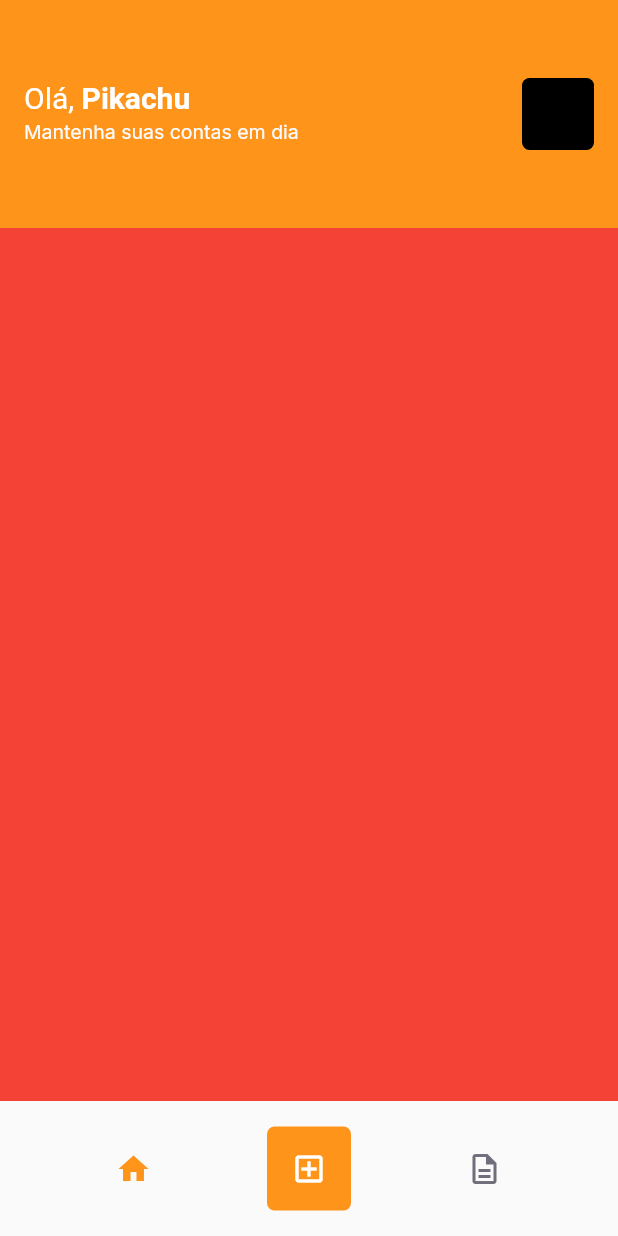
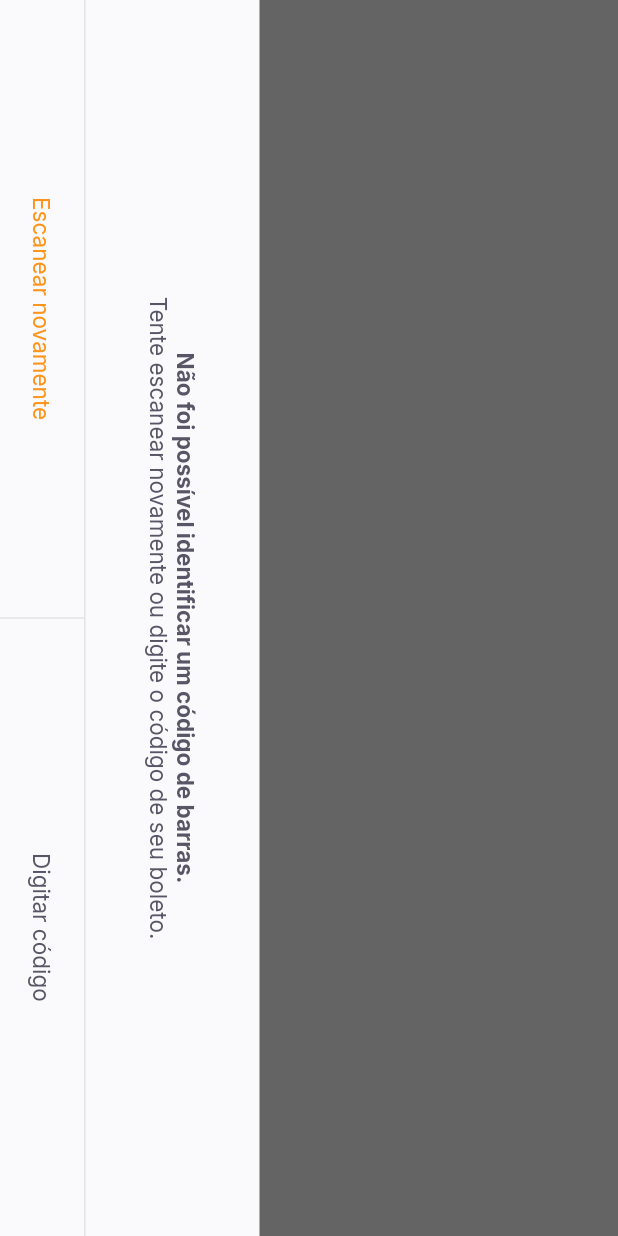
Before and after one commit to MahatKC/NLWTogetherFlutterProject, a Flutter app: the HomePage screen opened by its route, after a tap on the "add box" icon, on a phone screen of 412 x 824 dp. Run offline on Flutter 3.47's test engine with Material 2 defaults, Android fonts, the phone set to English and light mode, and no system bars; our stand-ins replace firebase_core, google_fonts, google_sign_in, shared_preferences; accounts and stored records are empty.

Commit message:
barcode scanner page

```diff
--- a/payflow/lib/app_widget.dart
+++ b/payflow/lib/app_widget.dart
@@ -1,15 +1,26 @@
 import 'package:flutter/material.dart';
+import 'package:flutter/services.dart';
+import 'package:payflow/modules/barcode_scanner/barcode_scanner_page.dart';
 import 'package:payflow/modules/home/home_page.dart';
 import 'package:payflow/modules/splash/splash_page.dart';
 import 'package:payflow/shared/themes/app_colors.dart';
 import 'modules/login/login_page.dart';
 
 class AppWidget extends StatelessWidget {
+
+  AppWidget(){
+    SystemChrome.setPreferredOrientations([
+      DeviceOrientation.portraitDown,
+      DeviceOrientation.portraitUp
+    ]);
+  }
+
   @override
   Widget build(BuildContext context) {
     return MaterialApp(
       title: 'Pay Flow',
       theme: ThemeData(
+        primarySwatch: Colors.orange,
         primaryColor: AppColors.primary,
       ),
       initialRoute: "/splash",
@@ -17,6 +28,7 @@ class AppWidget extends StatelessWidget {
         "/splash": (context) => SplashPage(),
         "/home": (context) => HomePage(),
         "/login": (context) => LoginPage(),
+        "/barcode_scanner": (context) => BarcodeScannerPage(),
       },
     );
   }
--- /dev/null
+++ b/payflow/lib/modules/barcode_scanner/barcode_scanner_page.dart
@@ -0,0 +1,68 @@
+import 'package:flutter/material.dart';
+import 'package:payflow/shared/themes/app_colors.dart';
+import 'package:payflow/shared/themes/app_text_styles.dart';
+import 'package:payflow/shared/widgets/bottom_sheet/bottom_sheet_widget.dart';
+import 'package:payflow/shared/widgets/set_label_buttons/set_label_buttons.dart';
+
+class BarcodeScannerPage extends StatefulWidget {
+  const BarcodeScannerPage({Key? key}) : super(key: key);
+
+  @override
+  _BarcodeScannerPageState createState() => _BarcodeScannerPageState();
+}
+
+class _BarcodeScannerPageState extends State<BarcodeScannerPage> {
+  @override
+  Widget build(BuildContext context) {
+    return BottomSheetWidget(
+        primaryLabel: "Escanear novamente",
+        primaryOnPressed: () {},
+        secondaryLabel: "Digitar código",
+        secondaryOnPressed: () {},
+        title: "Não foi possível identificar um código de barras.",
+        subtitle: "Tente escanear novamente ou digite o código de seu boleto.");
+    return SafeArea(
+      top: true,
+      bottom: true,
+      left: true,
+      right: true,
+      child: RotatedBox(
+        quarterTurns: 1,
+        child: Scaffold(
+            appBar: AppBar(
+              title: Text(
+                "Escaneie o código de barras do boleto",
+                style: TextStyles.buttonBackground,
+              ),
+              backgroundColor: Colors.black,
+              centerTitle: true,
+              leading: BackButton(
+                color: AppColors.background,
+              ),
+            ),
+            body: Column(
+              children: [
+                Expanded(
+                    child: Container(
+                  color: Colors.black.withOpacity(0.6),
+                )),
+                Expanded(
+                    flex: 2,
+                    child: Container(
+                      color: Colors.transparent,
+                    )),
+                Expanded(
+                    child: Container(
+                  color: Colors.black.withOpacity(0.6),
+                )),
+              ],
+            ),
+            bottomNavigationBar: SetLabelButtons(
+                primaryLabel: "Inserir código do boleto",
+                primaryOnPressed: () {},
+                secondaryLabel: "Adicionar da galeria",
+                secondaryOnPressed: () {})),
+      ),
+    );
+  }
+}
--- a/payflow/lib/modules/home/home_page.dart
+++ b/payflow/lib/modules/home/home_page.dart
@@ -62,7 +62,7 @@ class _HomePageState extends State<HomePage> {
                   )),
               GestureDetector(
                 onTap: () {
-                  print("Clicou");
+                  Navigator.pushNamed(context, "/barcode_scanner");
                 },
                 child: Container(
                   height: 56,
--- /dev/null
+++ b/payflow/lib/shared/widgets/bottom_sheet/bottom_sheet_widget.dart
@@ -0,0 +1,63 @@
+import 'package:flutter/material.dart';
+import 'package:payflow/shared/themes/app_colors.dart';
+import 'package:payflow/shared/themes/app_text_styles.dart';
+import 'package:payflow/shared/widgets/set_label_buttons/set_label_buttons.dart';
+
+class BottomSheetWidget extends StatelessWidget {
+  final String primaryLabel;
+  final VoidCallback primaryOnPressed;
+  final String secondaryLabel;
+  final VoidCallback secondaryOnPressed;
+  final String title;
+  final String subtitle;
+
+  const BottomSheetWidget({
+    Key? key,
+    required this.primaryLabel,
+    required this.primaryOnPressed,
+    required this.secondaryLabel,
+    required this.secondaryOnPressed,
+    required this.title,
+    required this.subtitle
+  }) : super(key: key);
+
+  @override
+  Widget build(BuildContext context) {
+    return SafeArea(
+      child: RotatedBox(
+        quarterTurns: 1,
+        child: Material(
+          child: Container(
+            color: AppColors.shape,
+            child: Column(
+              children: [
+                Expanded(child: Container(color: Colors.black.withOpacity(0.6),),),
+                Column(children: [
+                  Padding(
+                    padding: const EdgeInsets.all(40),
+                    child: Text.rich(TextSpan(text: title,
+                      style: TextStyles.buttonBoldHeading,
+                      children: [
+                        TextSpan(text: "\n$subtitle", style: TextStyles.buttonHeading)
+                    ]),
+                      textAlign: TextAlign.center,),
+                  ),
+                  Container(
+                    height: 1,
+                    color: AppColors.stroke),
+                  SetLabelButtons(
+                    enablePrimaryColor: true,
+                    primaryLabel: primaryLabel,
+                    primaryOnPressed: primaryOnPressed,
+                    secondaryLabel: secondaryLabel,
+                    secondaryOnPressed: secondaryOnPressed
+                  )
+                ],
+              ),
+            ]),
+          ),
+        ),
+      ),
+    );
+  }
+}
--- /dev/null
+++ b/payflow/lib/shared/widgets/divider_vertical/divider_vertical_widget.dart
@@ -0,0 +1,15 @@
+import 'package:flutter/material.dart';
+import 'package:payflow/shared/themes/app_colors.dart';
+
+class DividerVerticalWidget extends StatelessWidget {
+  const DividerVerticalWidget({ Key? key }) : super(key: key);
+
+  @override
+  Widget build(BuildContext context) {
+    return Container(
+      width: 1,
+      height: double.maxFinite,
+      color: AppColors.stroke,
+    );
+  }
+}
--- /dev/null
+++ b/payflow/lib/shared/widgets/label_button/label_button.dart
@@ -0,0 +1,27 @@
+import 'package:flutter/material.dart';
+import 'package:payflow/shared/themes/app_text_styles.dart';
+
+class LabelButton extends StatelessWidget {
+  final String label;
+  final VoidCallback onPressed;
+  final TextStyle? style;
+
+  const LabelButton({Key? key,
+    required this.label,
+    required this.onPressed,
+    this.style
+  }) : super(key: key);
+
+  @override
+  Widget build(BuildContext context) {
+    return Container(
+      height: 56,
+      child: TextButton(
+          onPressed: () {},
+          child: Text(
+            label,
+            style: style ?? TextStyles.buttonHeading,
+          )),
+    );
+  }
+}
--- /dev/null
+++ b/payflow/lib/shared/widgets/set_label_buttons/set_label_buttons.dart
@@ -0,0 +1,46 @@
+import 'package:flutter/material.dart';
+import 'package:payflow/shared/themes/app_text_styles.dart';
+import 'package:payflow/shared/widgets/divider_vertical/divider_vertical_widget.dart';
+import 'package:payflow/shared/widgets/label_button/label_button.dart';
+
+class SetLabelButtons extends StatelessWidget {
+  final String primaryLabel;
+  final VoidCallback primaryOnPressed;
+  final String secondaryLabel;
+  final VoidCallback secondaryOnPressed;
+  final bool enablePrimaryColor;
+
+  const SetLabelButtons(
+      {Key? key,
+      required this.primaryLabel,
+      required this.primaryOnPressed,
+      required this.secondaryLabel,
+      required this.secondaryOnPressed,
+      this.enablePrimaryColor = false})
+      : super(key: key);
+
+  @override
+  Widget build(BuildContext context) {
+    return Container(
+      height: 56,
+      child: Row(
+        children: [
+          Expanded(
+            child: LabelButton(
+              label: primaryLabel,
+              onPressed: primaryOnPressed,
+              style: enablePrimaryColor ? TextStyles.buttonPrimary : null,
+            ),
+          ),
+          DividerVerticalWidget(),
+          Expanded(
+            child: LabelButton(
+              label: secondaryLabel,
+              onPressed: secondaryOnPressed,
+            ),
+          ),
+        ],
+      ),
+    );
+  }
+}
--- a/payflow/pubspec.yaml
+++ b/payflow/pubspec.yaml
@@ -36,7 +36,7 @@ dependencies:
   google_ml_kit: ^0.6.0
   camera: ^0.8.1+3
   image_picker: ^0.8.0+4
-
+  image_picker_for_web: ^2.0.0
 
 
 dev_dependencies:
```
